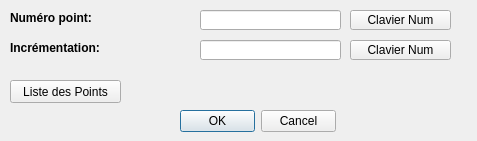
Before: the Qt Designer form ConfigPoints_dialog.ui in mariusfm54/APNCad, drawn with Qt 5.
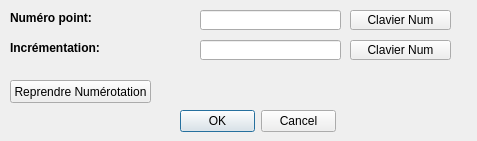
After: the same form once the commit is applied. Custom widgets are drawn as their Qt base class.

Commit message: Changement nom class BnicNancy en APNCad, outil geler couche, reprendre num, ouvrir table attributs, effacer/editer toutes les couches, nouvelles fenetres pour image/Das/info, outil action, prendre photo depuis fenetre image, fix uninstall plugin, nouveaux styles

```diff
--- a/ConfigPoints_dialog.ui
+++ b/ConfigPoints_dialog.ui
@@ -113,12 +113,12 @@
     <rect>
      <x>10</x>
      <y>80</y>
-     <width>111</width>
+     <width>141</width>
      <height>23</height>
     </rect>
    </property>
    <property name="text">
-    <string>Liste des Points</string>
+    <string>Reprendre Numérotation</string>
    </property>
   </widget>
   <widget class="QPushButton" name="pushButton_clavierNum">
```
Left out of the diff: 9 changed lines with no effect on the pictures. The commit also changes 34 other files.
